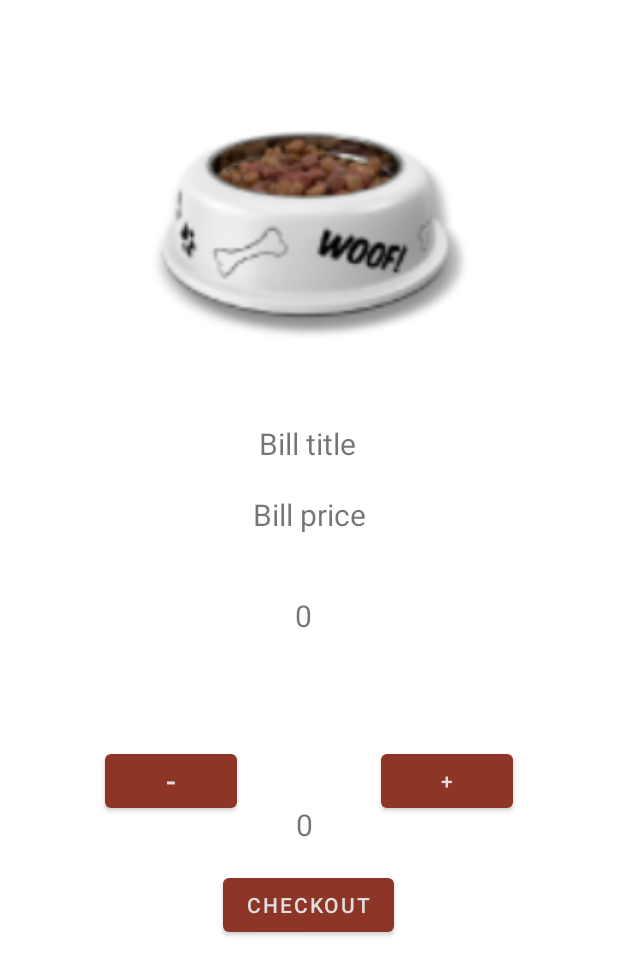
After one commit to prineth/mad-pets-island, an Android app: the BillActivity screen opened directly, with no data from a screen before it, on a phone screen of 412 x 824 dp. The commit adds this screen. Shown: the top 975 px of the screen. Run offline under Robolectric (Android 15) with nearby library versions, the phone set to English and light mode, and no system bars; our stand-ins replace Firebase (no records; nobody signed in at launch, a user with empty details on screens opened directly), Picasso; pictures from the network do not load; 5 statements that could not run were skipped.

Commit message:
add bill freature

```diff
--- /dev/null
+++ b/app/src/main/java/com/example/petsisland/BillActivity.kt
@@ -0,0 +1,92 @@
+package com.example.petsisland
+
+import android.icu.number.NumberFormatter.with
+import androidx.appcompat.app.AppCompatActivity
+import android.os.Bundle
+import android.widget.ImageView
+import android.widget.TextView
+import android.widget.Toast
+import com.example.petsisland.databinding.ActivityBillBinding
+import com.example.petsisland.databinding.ActivitySignupBinding
+import com.google.firebase.database.DatabaseReference
+import com.google.firebase.database.FirebaseDatabase
+import com.google.firebase.ktx.Firebase
+import com.squareup.picasso.Picasso
+
+class BillActivity : AppCompatActivity() {
+    private lateinit var binding: ActivityBillBinding
+    private lateinit var database: DatabaseReference
+
+    var quantity = 0
+    var total = 0
+
+    override fun onCreate(savedInstanceState: Bundle?) {
+        super.onCreate(savedInstanceState)
+        binding = ActivityBillBinding.inflate(layoutInflater)
+        setContentView(binding.root)
+
+
+        var mytitle = binding.billTitle
+        var myImg = binding.billImage
+        var myPrice = binding.billPrice
+        var myTotal = binding.billAmount
+
+        var price = intent.getSerializableExtra("item_price").toString()
+        var intPrice = price.replace("$", "").toInt()
+
+
+
+
+
+
+        Picasso.get()
+            .load(intent.getStringExtra("item_img").toString())
+            .fit().centerCrop()
+            .into(myImg)
+
+        mytitle.text = intent.getSerializableExtra("item_name").toString()
+        myPrice.text = price
+        myTotal.text = quantity.toString()
+
+        binding.buttonHigh.setOnClickListener {
+            quantity++
+            binding.billQuantity.text = quantity.toString()
+            total = quantity * intPrice
+            binding.billAmount.text = total.toString()
+        }
+
+        binding.buttonLow.setOnClickListener {
+            quantity--
+            binding.billQuantity.text = quantity.toString()
+            total = quantity * intPrice
+            binding.billAmount.text = total.toString()
+        }
+
+
+//checkout button
+        binding.buttonCheckout.setOnClickListener {
+            val email = "user@gmail.com"
+            val title = binding.billTitle.text.toString()
+            val price = binding.billPrice.text.toString()
+            val quantity = binding.billQuantity.text.toString()
+            val amount = binding.billAmount.text.toString()
+            val testID = "test02"
+
+            database =
+                FirebaseDatabase.getInstance("https://pets-island-default-rtdb.asia-southeast1.firebasedatabase.app/")
+                    .getReference("pets")
+            val order = Bill(email, title, price, quantity, amount)
+            database.child(email).setValue(order).addOnSuccessListener {
+
+                Toast.makeText(this, "Successfully Ordered $title", Toast.LENGTH_SHORT).show()
+
+            }.addOnFailureListener {
+                Toast.makeText(this, "Failed", Toast.LENGTH_SHORT).show()
+            }
+        }
+
+
+    }
+
+
+}
--- a/app/src/main/java/com/example/petsisland/HomeFragment.kt
+++ b/app/src/main/java/com/example/petsisland/HomeFragment.kt
@@ -5,6 +5,7 @@ import androidx.fragment.app.Fragment
 import android.view.LayoutInflater
 import android.view.View
 import android.view.ViewGroup
+import android.widget.TextView
 import androidx.recyclerview.widget.GridLayoutManager
 import androidx.recyclerview.widget.RecyclerView
 
@@ -15,6 +16,7 @@ private const val ARG_PARAM2 = "param2"
 
 class HomeFragment : Fragment() {
 
+    private lateinit var text : TextView
 
     override fun onCreateView(
         inflater: LayoutInflater, container: ViewGroup?,
@@ -22,6 +24,8 @@ class HomeFragment : Fragment() {
     ): View? {
         // Inflate the layout for this fragment
         var view = inflater.inflate(R.layout.fragment_home, container, false)
+        text = view.findViewById(R.id.best_care_f)
+
 
 
 
--- a/app/src/main/java/com/example/petsisland/MainActivity.kt
+++ b/app/src/main/java/com/example/petsisland/MainActivity.kt
@@ -29,5 +29,7 @@ class MainActivity : AppCompatActivity() {
 
 
 
+
+
     }
 }
--- a/app/src/main/java/com/example/petsisland/ProfileFragment.kt
+++ b/app/src/main/java/com/example/petsisland/ProfileFragment.kt
@@ -39,7 +39,9 @@ class ProfileFragment : Fragment() {
             Firebase.auth.signOut()
             var navlogin = activity as LoginActivity
 
+
         }
+
 
 
 
@@ -48,4 +50,5 @@ class ProfileFragment : Fragment() {
     }
 
 
+
 }
--- /dev/null
+++ b/app/src/main/res/layout/activity_bill.xml
@@ -0,0 +1,108 @@
+<?xml version="1.0" encoding="utf-8"?>
+<androidx.constraintlayout.widget.ConstraintLayout xmlns:android="http://schemas.android.com/apk/res/android"
+    xmlns:app="http://schemas.android.com/apk/res-auto"
+    xmlns:tools="http://schemas.android.com/tools"
+    android:layout_width="match_parent"
+    android:layout_height="match_parent"
+    tools:context=".BillActivity">
+
+
+    <TextView
+        android:id="@+id/bill_title"
+        android:layout_width="wrap_content"
+        android:layout_height="wrap_content"
+        android:layout_marginTop="4dp"
+        android:text="Bill title"
+        android:textSize="20dp"
+        app:layout_constraintEnd_toEndOf="parent"
+        app:layout_constraintHorizontal_bias="0.498"
+        app:layout_constraintStart_toStartOf="parent"
+        app:layout_constraintTop_toBottomOf="@+id/bill_image"
+        tools:ignore="MissingConstraints" />
+
+    <TextView
+        android:id="@+id/bill_price"
+        android:layout_width="wrap_content"
+        android:layout_height="wrap_content"
+        android:layout_marginTop="20dp"
+        android:text="Bill price"
+        android:textSize="20dp"
+        app:layout_constraintEnd_toEndOf="parent"
+        app:layout_constraintStart_toStartOf="parent"
+        app:layout_constraintTop_toBottomOf="@+id/bill_title" />
+
+
+    <ImageView
+        android:id="@+id/bill_image"
+        android:layout_width="302dp"
+        android:layout_height="262dp"
+        android:layout_marginTop="16dp"
+        android:src="@drawable/pet_bawls"
+        app:layout_constraintEnd_toEndOf="parent"
+        app:layout_constraintHorizontal_bias="0.495"
+        app:layout_constraintStart_toStartOf="parent"
+        app:layout_constraintTop_toTopOf="parent" />
+
+    <Button
+        android:id="@+id/button_low"
+        android:layout_width="wrap_content"
+        android:layout_height="wrap_content"
+        android:layout_marginStart="70dp"
+        android:text="-"
+        android:textColor="@color/cream"
+        android:textSize="20dp"
+        app:layout_constraintBottom_toBottomOf="parent"
+        app:layout_constraintStart_toStartOf="parent"
+        app:layout_constraintTop_toTopOf="parent"
+        app:layout_constraintVertical_bias="0.64" />
+
+    <TextView
+        android:id="@+id/bill_quantity"
+        android:layout_width="wrap_content"
+        android:layout_height="wrap_content"
+        android:layout_marginTop="40dp"
+        android:text="0"
+        android:textSize="20dp"
+        app:layout_constraintEnd_toStartOf="@+id/button_high"
+        app:layout_constraintHorizontal_bias="0.458"
+        app:layout_constraintStart_toEndOf="@+id/button_low"
+        app:layout_constraintTop_toBottomOf="@+id/bill_price" />
+
+    <Button
+        android:id="@+id/button_high"
+        android:layout_width="wrap_content"
+        android:layout_height="wrap_content"
+        android:layout_marginEnd="70dp"
+        android:text="+"
+        android:textColor="@color/cream"
+        app:layout_constraintBottom_toBottomOf="parent"
+        app:layout_constraintEnd_toEndOf="parent"
+        app:layout_constraintTop_toTopOf="parent"
+        app:layout_constraintVertical_bias="0.64" />
+
+
+    <TextView
+        android:id="@+id/bill_amount"
+        android:layout_width="wrap_content"
+        android:layout_height="wrap_content"
+        android:layout_marginTop="112dp"
+        android:text="0"
+        android:textSize="20dp"
+        app:layout_constraintEnd_toEndOf="parent"
+        app:layout_constraintHorizontal_bias="0.492"
+        app:layout_constraintStart_toStartOf="parent"
+        app:layout_constraintTop_toBottomOf="@+id/bill_quantity" />
+
+    <Button
+        android:id="@+id/button_checkout"
+        android:layout_width="wrap_content"
+        android:layout_height="wrap_content"
+        android:layout_marginTop="16dp"
+        android:text="Checkout"
+        android:textColor="@color/cream"
+        app:layout_constraintEnd_toEndOf="parent"
+        app:layout_constraintHorizontal_bias="0.498"
+        app:layout_constraintStart_toStartOf="parent"
+        app:layout_constraintTop_toBottomOf="@+id/bill_amount" />
+
+</androidx.constraintlayout.widget.ConstraintLayout>
--- a/app/src/main/res/layout/activity_login.xml
+++ b/app/src/main/res/layout/activity_login.xml
@@ -1,11 +1,13 @@
 <?xml version="1.0" encoding="utf-8"?>
-<androidx.constraintlayout.widget.ConstraintLayout xmlns:android="http://schemas.android.com/apk/res/android"
+<androidx.constraintlayout.widget.ConstraintLayout
+    xmlns:android="http://schemas.android.com/apk/res/android"
     xmlns:app="http://schemas.android.com/apk/res-auto"
     xmlns:tools="http://schemas.android.com/tools"
     android:layout_width="match_parent"
     android:layout_height="match_parent"
     android:background="#8D3527"
     tools:context=".LoginActivity">
+
 
     <ImageView
         android:id="@+id/loginImg"
@@ -102,7 +104,6 @@
             android:text="@string/click_to_signup" />
 
 
-
     </androidx.appcompat.widget.LinearLayoutCompat>
 
 </androidx.constraintlayout.widget.ConstraintLayout>
--- a/app/src/main/res/menu/bottom_nav_menu.xml
+++ b/app/src/main/res/menu/bottom_nav_menu.xml
@@ -11,10 +11,6 @@
         android:icon="@drawable/ic_baseline_shopping_bag_24"
         android:title="Shop" />
 
-    <item
-        android:id="@+id/pets"
-        android:title="Pets"
-        android:icon="@drawable/ic_baseline_pets_24"/>
 
     <item
         android:id="@+id/profile"
--- a/app/src/main/res/navigation/nav_main.xml
+++ b/app/src/main/res/navigation/nav_main.xml
@@ -15,11 +15,7 @@
         android:name="com.example.petsisland.ShopFragment"
         android:label="fragment_shop"
         tools:layout="@layout/fragment_shop" />
-    <fragment
-        android:id="@+id/pets"
-        android:name="com.example.petsisland.ClinicFragment"
-        android:label="fragment_pets"
-        tools:layout="@layout/fragment_pets" />
+
     <fragment
         android:id="@+id/profile"
         android:name="com.example.petsisland.ProfileFragment"
```
Also changed, not shown: app/src/main/AndroidManifest.xml (+3 -6 lines), app/src/main/java/com/example/petsisland/Bill.kt (added, +9 -0 lines), app/src/main/java/com/example/petsisland/ClinicFragment.kt (deleted, +0 -26 lines), app/src/main/java/com/example/petsisland/LoginActivity.kt (+9 -0 lines), app/src/main/java/com/example/petsisland/ShopFragment.kt (+17 -1 lines), app/src/main/res/layout/fragment_home.xml (+17 -7 lines), app/src/main/res/layout/fragment_pets.xml (deleted, +0 -15 lines).
